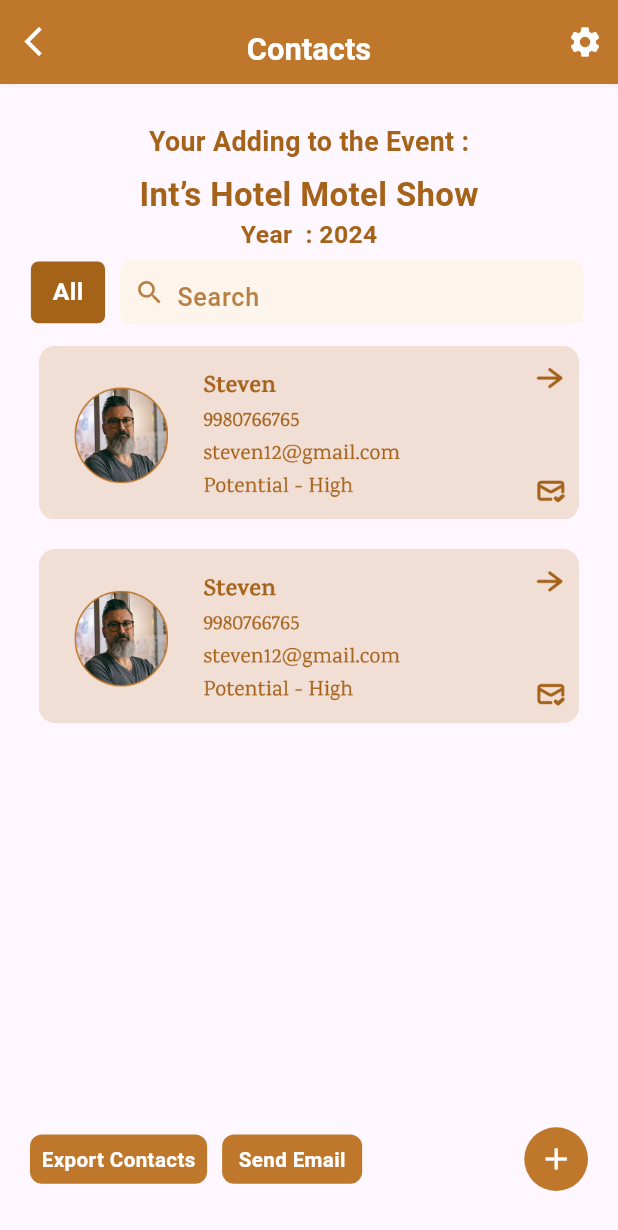
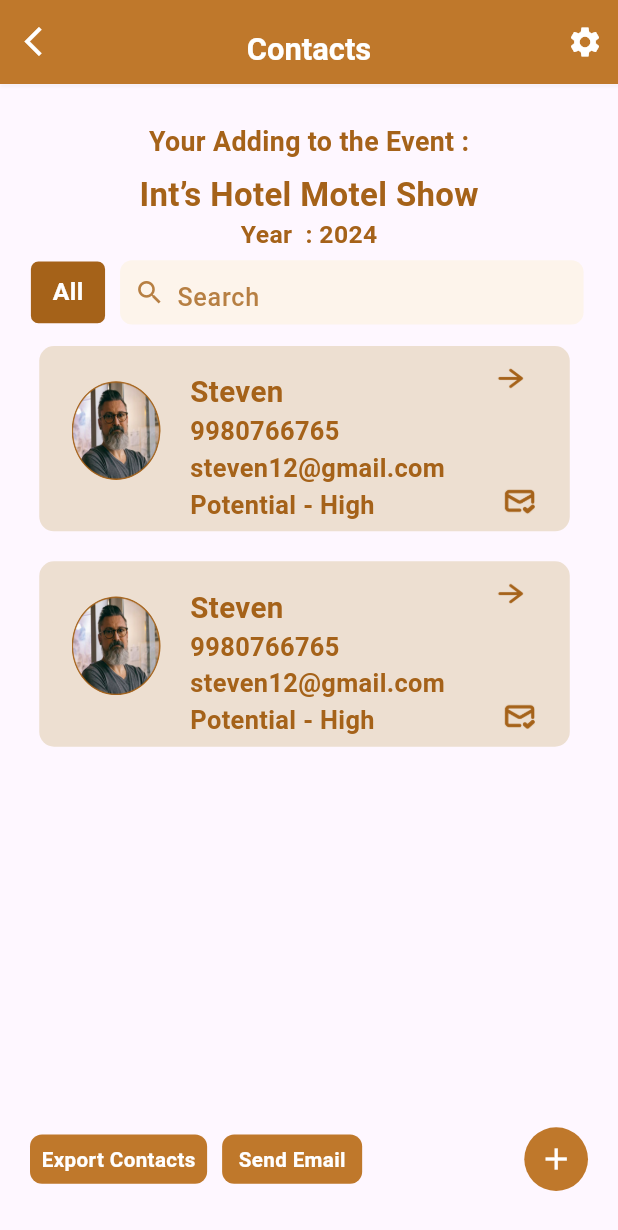
Before and after one commit to Sabari-nath-p/CONTACTAPP, a Flutter app: the ContactScreen screen opened directly, on a phone screen of 412 x 824 dp. Shown: the top 1230 px of the screen. Run offline on Flutter 3.47's test engine with Material 3 defaults, Android fonts, the phone set to English and light mode, and no system bars; our stand-ins replace animate_do, get, google_fonts, sizer; Roboto replaces fonts that are missing (Karma).

```diff
--- a/lib/Contacts/View/NameCard.dart
+++ b/lib/Contacts/View/NameCard.dart
@@ -1,6 +1,7 @@
 import 'package:contactapp/UserProfile/userProfileScreen.dart';
 import 'package:flutter/material.dart';
 import 'package:get/get.dart';
+import 'package:google_fonts/google_fonts.dart';
 import 'package:sizer/sizer.dart';
 
 class NameCard extends StatelessWidget {
@@ -12,19 +13,132 @@ class NameCard extends StatelessWidget {
       onTap: () {
         Get.to(() => UserProfileScreen(), transition: Transition.rightToLeft);
       },
+
+      child: Row(
+        mainAxisAlignment: MainAxisAlignment.start,
+        children: [
+
+
+
+
+          Positioned(
+          top:35.85.h,
+          left:86.93.w,
+
             child: Container(
+              height: 14.99.h,
+              width:85.85.w,
+
+              decoration: BoxDecoration(
+                color: Color.fromRGBO(237, 223, 209, 1),
+                borderRadius: BorderRadius.circular(2.39.w),
+              ),
               margin: EdgeInsets.symmetric(horizontal: 6.35.w, vertical: 10),
+              child: Stack(
+                children: [
+                  Positioned(
+                    top: 2.72.h,
+                    left: 5.w,
+                    child:  Padding(
+                      padding: const EdgeInsets.all(1),
+                      child: Container(
+                                    height:8.h ,
+                                    width: 14.38.w,
+                                    decoration: BoxDecoration(
+                                      shape: BoxShape.circle,
+                                      color: Color.fromRGBO(237, 223, 209, 1),
+                                    ),
+                                    child: ClipOval(
+                                      child: Image.asset(
+                                        "assets/image/profile.png",
+                                         height:8.h ,
+                                    width: 14.38.w,
+                                    fit: BoxFit.fill,
+                                      ),
+                                    ),
+                                  ),
+                    ),
+                  ),
+                  Positioned(
+                    left: 24.42.w,
+                    //height: .05.h,
+
                 child: Column(
+                  crossAxisAlignment: CrossAxisAlignment.start,
                   children: [
-            // remove the code of image and implement design cod
-            //
-            // write design code here
-            //
-            //
+                    SizedBox(height: 2.h),
 
-            Image.asset("assets/temp/nameCard.png"),
+
+                         Text("Steven",
+
+                                         style: GoogleFonts.karma(
+                                      fontSize: 14.33.sp,
+                                      fontWeight: FontWeight.w700,
+                                      color: Color.fromRGBO(165, 98, 25, 1)),
+                                ),
+
+
+                   SizedBox(height: .05.h),
+                    Text("9980766765",
+                    style: GoogleFonts.karma(
+                                  fontSize: 12.33.sp,
+                                  fontWeight: FontWeight.w700,
+                                  color: Color.fromRGBO(165, 98, 25, 1)),
+                            ),
+                      SizedBox(height: .05.h),
+                    Text("steven12@gmail.com",
+                    style: GoogleFonts.karma(
+                                  fontSize: 12.33.sp,
+                                  fontWeight: FontWeight.w700,
+                                  color: Color.fromRGBO(165, 98, 25, 1)),
+                            ),
+                    SizedBox(height: .05.h),
+                    Text("Potential - High",
+                    style: GoogleFonts.karma(
+                                  fontSize: 12.33.sp,
+                                  fontWeight: FontWeight.w700,
+                                  color: Color.fromRGBO(165, 98, 25, 1)),
+                            ),
+
+
+
+
+
+
                   ],
                 ),
+              ),
+              Positioned( top: 1.49.h,
+              left: 73.15.w,
+              child:Container(
+
+                                    height:2.25.h ,
+                                    width: 6.12.w,
+
+                child: Image.asset("assets/image/arrowleft.png"),
+
+              ),
+                ),
+                Positioned( top: 11.4.h,
+              left: 75.15.w,
+              child:Container(
+
+                                    height:2.25.h ,
+                                    width: 5.19.w,
+
+                child: Image.asset("assets/image/mailcheck.png"),
+
+              ),
+                ),
+                ],
+            ),
+                ),
+          ),
+
+
+
+        ],
+
       ),
     );
   }
```
Also changed, not shown: assets/image/arrowleft.png (added), assets/image/mailcheck.png (added), assets/image/profile.png (renamed from assets/image/Ellipse 8.png). Lines whose indentation alone changed are shown as unchanged.
